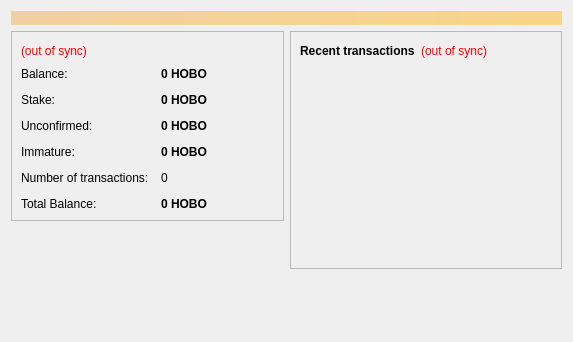
Crypto-Expert/HoboNickels, file src/qt/forms/overviewpage.ui: the form before one commit.
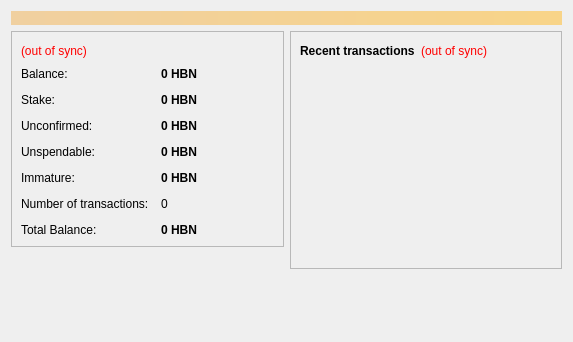
The form after the commit.

```diff
--- a/src/qt/forms/overviewpage.ui
+++ b/src/qt/forms/overviewpage.ui
@@ -109,7 +109,7 @@
                <string>Your current balance</string>
               </property>
               <property name="text">
-               <string notr="true">0 HOBO</string>
+               <string notr="true">0 HBN</string>
               </property>
               <property name="textInteractionFlags">
                <set>Qt::LinksAccessibleByMouse|Qt::TextSelectableByKeyboard|Qt::TextSelectableByMouse</set>
@@ -138,7 +138,7 @@
                <string>Total of coins that was staked, and do not yet count toward the current balance</string>
               </property>
               <property name="text">
-               <string notr="true">0 HOBO</string>
+               <string notr="true">0 HBN</string>
               </property>
               <property name="textInteractionFlags">
                <set>Qt::LinksAccessibleByMouse|Qt::TextSelectableByKeyboard|Qt::TextSelectableByMouse</set>
@@ -167,7 +167,36 @@
                <string>Total of transactions that have yet to be confirmed, and do not yet count toward the current balance</string>
               </property>
               <property name="text">
-               <string notr="true">0 HOBO</string>
+               <string notr="true">0 HBN</string>
+              </property>
+              <property name="textInteractionFlags">
+               <set>Qt::LinksAccessibleByMouse|Qt::TextSelectableByKeyboard|Qt::TextSelectableByMouse</set>
+              </property>
+             </widget>
+            </item>
+            <item row="3" column="0">
+             <widget class="QLabel" name="labelBalanceWatchOnlyText">
+              <property name="text">
+               <string>Unspendable:</string>
+              </property>
+             </widget>
+            </item>
+            <item row="3" column="1">
+             <widget class="QLabel" name="labelBalanceWatchOnly">
+              <property name="font">
+               <font>
+                <weight>75</weight>
+                <bold>true</bold>
+               </font>
+              </property>
+              <property name="cursor">
+               <cursorShape>IBeamCursor</cursorShape>
+              </property>
+              <property name="toolTip">
+               <string>Your unspendable balance</string>
+              </property>
+              <property name="text">
+               <string notr="true">0 HBN</string>
               </property>
               <property name="textInteractionFlags">
                <set>Qt::LinksAccessibleByMouse|Qt::TextSelectableByKeyboard|Qt::TextSelectableByMouse</set>
@@ -175,13 +204,39 @@
              </widget>
             </item>
             <item row="4" column="0">
+             <widget class="QLabel" name="labelImmatureText">
+              <property name="text">
+               <string>Immature:</string>
+              </property>
+             </widget>
+            </item>
+            <item row="4" column="1">
+             <widget class="QLabel" name="labelImmature">
+              <property name="font">
+               <font>
+                <weight>75</weight>
+                <bold>true</bold>
+               </font>
+              </property>
+              <property name="toolTip">
+               <string>Mined balance that has not yet matured</string>
+              </property>
+              <property name="text">
+               <string notr="true">0 HBN</string>
+              </property>
+              <property name="textInteractionFlags">
+               <set>Qt::LinksAccessibleByMouse|Qt::TextSelectableByKeyboard|Qt::TextSelectableByMouse</set>
+              </property>
+             </widget>
+            </item>
+            <item row="5" column="0">
              <widget class="QLabel" name="label_2">
               <property name="text">
                <string>Number of transactions:</string>
               </property>
              </widget>
             </item>
-            <item row="4" column="1">
+            <item row="5" column="1">
              <widget class="QLabel" name="labelNumTransactions">
               <property name="toolTip">
                <string>Total number of transactions in wallet</string>
@@ -191,40 +246,14 @@
               </property>
              </widget>
             </item>
-            <item row="3" column="0">
-             <widget class="QLabel" name="labelImmatureText">
-              <property name="text">
-               <string>Immature:</string>
-              </property>
-             </widget>
-            </item>
-            <item row="3" column="1">
-             <widget class="QLabel" name="labelImmature">
-              <property name="font">
-               <font>
-                <weight>75</weight>
-                <bold>true</bold>
-               </font>
-              </property>
-              <property name="toolTip">
-               <string>Mined balance that has not yet matured</string>
-              </property>
-              <property name="text">
-               <string notr="true">0 HOBO</string>
-              </property>
-              <property name="textInteractionFlags">
-               <set>Qt::LinksAccessibleByMouse|Qt::TextSelectableByKeyboard|Qt::TextSelectableByMouse</set>
-              </property>
-             </widget>
-            </item>
-            <item row="7" column="0">
+            <item row="6" column="0">
              <widget class="QLabel" name="labelTotBalanceText">
               <property name="text">
                <string>Total Balance:</string>
               </property>
              </widget>
             </item>
-            <item row="7" column="1">
+            <item row="6" column="1">
              <widget class="QLabel" name="labelTotBalance">
               <property name="font">
                <font>
@@ -239,7 +268,7 @@
                <string>Your current total balance of all loaded wallet</string>
               </property>
               <property name="text">
-               <string notr="true">0 HOBO</string>
+               <string notr="true">0 HBN</string>
               </property>
               <property name="textInteractionFlags">
                <set>Qt::LinksAccessibleByMouse|Qt::TextSelectableByKeyboard|Qt::TextSelectableByMouse</set>
```
Left out of the diff: 2 changed lines with no effect on the pictures.
